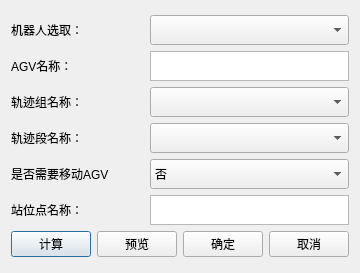
First picture: the form in include/posCal.ui, repository offline-programming-software/offline-programming, before the edit.
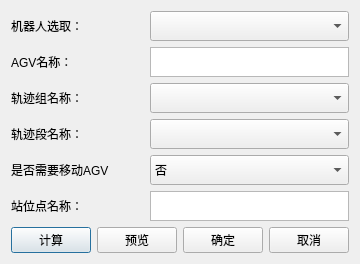
Second picture: the form after the edit.

The edit to the form file:
```diff
--- a/include/posCal.ui
+++ b/include/posCal.ui
@@ -6,8 +6,8 @@
    <rect>
     <x>0</x>
     <y>0</y>
-    <width>340</width>
-    <height>273</height>
+    <width>310</width>
+    <height>256</height>
    </rect>
   </property>
   <property name="windowTitle">
```
